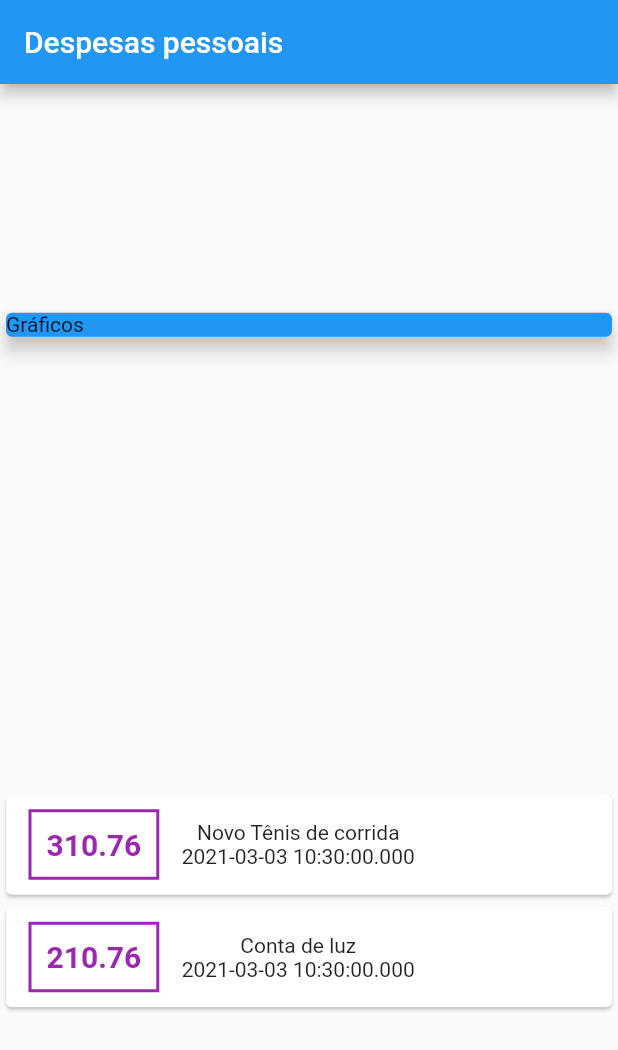
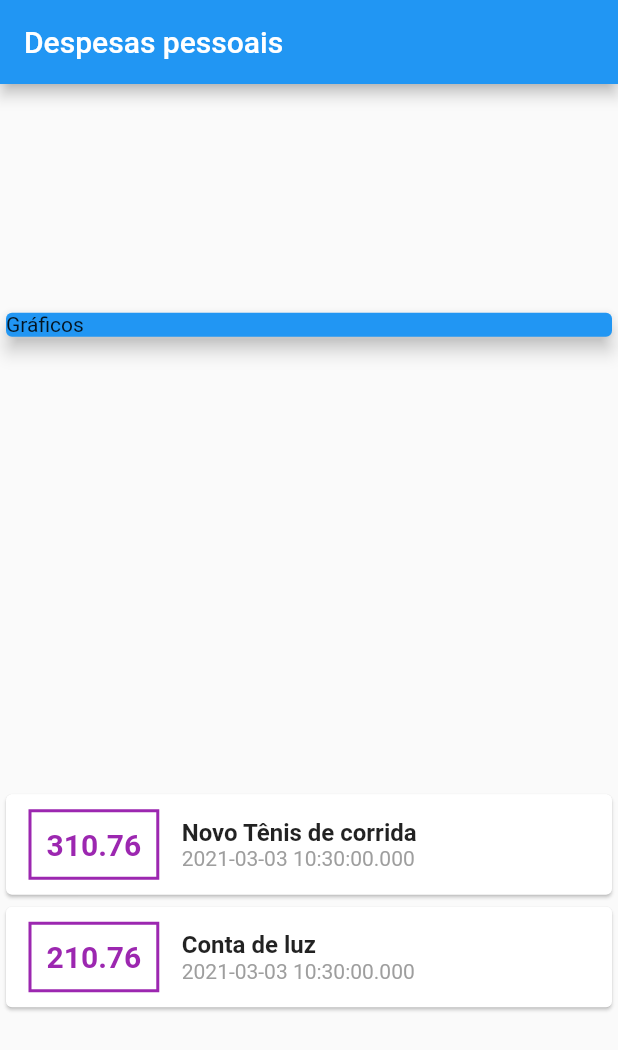
Before and after one commit to Carolinejg/flutter, a Flutter app: the screen it shows after launch, on a phone screen of 412 x 824 dp. Shown: the top 1050 px of the screen. Run offline on Flutter 3.47's test engine with Material 2 defaults, Android fonts, the phone set to English and light mode, and no system bars.

Commit message:
estilizando título e data

```diff
--- a/expenses/lib/main.dart
+++ b/expenses/lib/main.dart
@@ -35,9 +35,9 @@ class MyHomePage extends StatelessWidget {
         title: Text('Despesas pessoais'),
       ),
       body: Column(
-        mainAxisAlignment: MainAxisAlignment.spaceAround,
-        crossAxisAlignment: CrossAxisAlignment.stretch,
-        children: <Widget>[
+          mainAxisAlignment: MainAxisAlignment.spaceAround,
+          crossAxisAlignment: CrossAxisAlignment.stretch,
+          children: <Widget>[
           Container(
             //envolvi no container para colocar o card na tela toda
             child: Card(
@@ -69,13 +69,27 @@ class MyHomePage extends StatelessWidget {
                           fontWeight: FontWeight.bold,
                           fontSize: 20,
                           color: Colors.purple,
+
                         ),
                       ),
                     ),
                     Column(
+                      crossAxisAlignment: CrossAxisAlignment.start,//coluna eixo principla main e cruzado o cross
                       children:<Widget> [
-                        Text(tr.title),
-                        Text(tr.date.toString()),
+                        Text(
+                          tr.title,
+                          style: TextStyle(
+                            fontSize: 16,
+                            fontWeight: FontWeight.bold
+                          ),
+
+                        ),
+                        Text(
+                          tr.date.toString(),
+                          style: TextStyle(
+                            color: Colors.grey
+                          ),
+                        ),
                       ]
 
                     )
```
